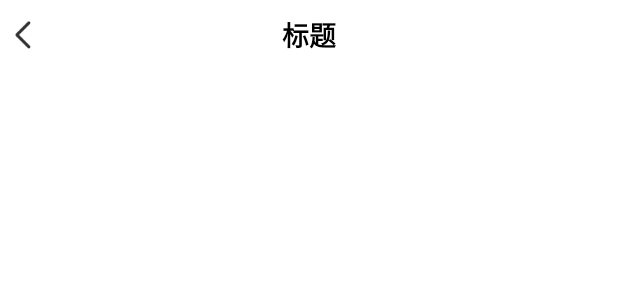
After one commit to wangshyy/FFMS, an Android app: the layout layout_title.xml on its own in the app's theme, with its tools: preview values and no code run, on a phone screen of 412 x 824 dp. The commit adds this screen. Shown: the top 300 px of the screen. Run offline under Robolectric (Android 15) with nearby library versions, the phone set to English and light mode, and no system bars.

Commit message:
登录模块开发

```diff
--- a/app/src/main/java/com/wsy/ffms/db/AppDataBase.kt
+++ b/app/src/main/java/com/wsy/ffms/db/AppDataBase.kt
@@ -17,7 +17,9 @@ abstract class AppDataBase : RoomDatabase() {
     companion object {
         private const val DB_NAME = "ffms.db"
         val instance: AppDataBase by lazy(mode = LazyThreadSafetyMode.SYNCHRONIZED) {
-            Room.databaseBuilder(MyApplication.CONTEXT, AppDataBase::class.java, DB_NAME).build()
+            Room.databaseBuilder(MyApplication.CONTEXT, AppDataBase::class.java, DB_NAME)
+                .allowMainThreadQueries()   //允许在主线程执行
+                .build()
         }
     }
 
--- a/app/src/main/java/com/wsy/ffms/ui/login/LoginViewModel.kt
+++ b/app/src/main/java/com/wsy/ffms/ui/login/LoginViewModel.kt
@@ -7,6 +7,7 @@ import androidx.lifecycle.MutableLiveData
 import com.wsy.ffms.R
 import com.wsy.ffms.core.base.BaseViewModel
 import com.wsy.ffms.db.AppDataBase
+import com.wsy.ffms.db.user.User
 
 /**
  *  author : wsy
@@ -23,9 +24,11 @@ class LoginViewModel(private val context: Context) : BaseViewModel() {
 
     fun login() {
         launchOnUI {
-            if (familyName.get().isNullOrEmpty() && password.get().isNullOrEmpty()) {
+            if (familyName.get().isNullOrEmpty() or password.get().isNullOrEmpty()) {
                 emitUiState(showError = context.getString(R.string.login_hint))
+                return@launchOnUI
             }
+//            AppDataBase.instance.getUserDao().insert(User(null,familyName.get(), password.get(),false,0))
             val user = AppDataBase.instance.getUserDao().getUserByName(familyName.get()!!)
             user?.let {
                 if (it.password == password.get()) emitUiState(loginSuccess = true)
--- /dev/null
+++ b/app/src/main/res/drawable/shape_login_btn_bg.xml
@@ -0,0 +1,5 @@
+<?xml version="1.0" encoding="utf-8"?>
+<shape xmlns:android="http://schemas.android.com/apk/res/android">
+    <corners android:radius="@dimen/dp_18"/>
+    <solid android:color="@color/colorPrimary"/>
+</shape>
--- /dev/null
+++ b/app/src/main/res/layout/layout_title.xml
@@ -0,0 +1,43 @@
+<?xml version="1.0" encoding="utf-8"?>
+<layout xmlns:android="http://schemas.android.com/apk/res/android"
+    xmlns:app="http://schemas.android.com/apk/res-auto"
+    xmlns:tools="http://schemas.android.com/tools">
+
+    <data>
+
+        <variable
+            name="title"
+            type="com.wsy.ffms.model.bean.Title" />
+    </data>
+
+    <androidx.constraintlayout.widget.ConstraintLayout
+        android:layout_width="match_parent"
+        android:layout_height="@dimen/dp_40"
+        android:background="@{title.backgroundColor}">
+
+        <androidx.appcompat.widget.AppCompatImageView
+            android:id="@+id/iv_back"
+            navigationClick="@{title.action}"
+            visibleUnless="@{title.backIconVisible}"
+            android:layout_width="wrap_content"
+            android:layout_height="wrap_content"
+            android:background="@drawable/icon_arrow_left"
+            app:layout_constraintBottom_toBottomOf="parent"
+            app:layout_constraintStart_toStartOf="parent"
+            app:layout_constraintTop_toTopOf="parent" />
+
+        <androidx.appcompat.widget.AppCompatTextView
+            android:id="@+id/tv_title"
+            title="@{title.title}"
+            android:layout_width="wrap_content"
+            android:layout_height="wrap_content"
+            android:textColor="@color/black"
+            android:textSize="@dimen/text_size_16"
+            android:textStyle="bold"
+            app:layout_constraintBottom_toBottomOf="parent"
+            app:layout_constraintEnd_toEndOf="parent"
+            app:layout_constraintStart_toStartOf="parent"
+            app:layout_constraintTop_toTopOf="parent"
+            tools:text="标题" />
+    </androidx.constraintlayout.widget.ConstraintLayout>
+</layout>
--- a/app/src/main/res/values/strings.xml
+++ b/app/src/main/res/values/strings.xml
@@ -12,4 +12,5 @@
     <string name="login_hint">请先输入登录名密码！</string>
     <string name="password_error">密码错误</string>
     <string name="no_find_user_hint">该用户不存在，请先注册！</string>
+    <string name="login_success">登陆成功</string>
 </resources>
```
Also changed, not shown: app/src/main/java/com/wsy/ffms/core/binding/BindingAdapters.kt (added, +18 -0 lines), app/src/main/java/com/wsy/ffms/core/binding/BindingToolbar.kt (added, +20 -0 lines), app/src/main/java/com/wsy/ffms/db/user/User.kt (+5 -5 lines), app/src/main/java/com/wsy/ffms/db/user/UserDao.kt (+8 -0 lines), app/src/main/java/com/wsy/ffms/helper/UserHelper.kt (added, +42 -0 lines), app/src/main/java/com/wsy/ffms/model/bean/Title.kt (added, +16 -0 lines), app/src/main/java/com/wsy/ffms/ui/login/LoginActivity.kt (+16 -1 lines), app/src/main/res/layout/ac_login.xml (+12 -9 lines), app/src/main/res/drawable-xhdpi/icon_arrow_left.png (added).
